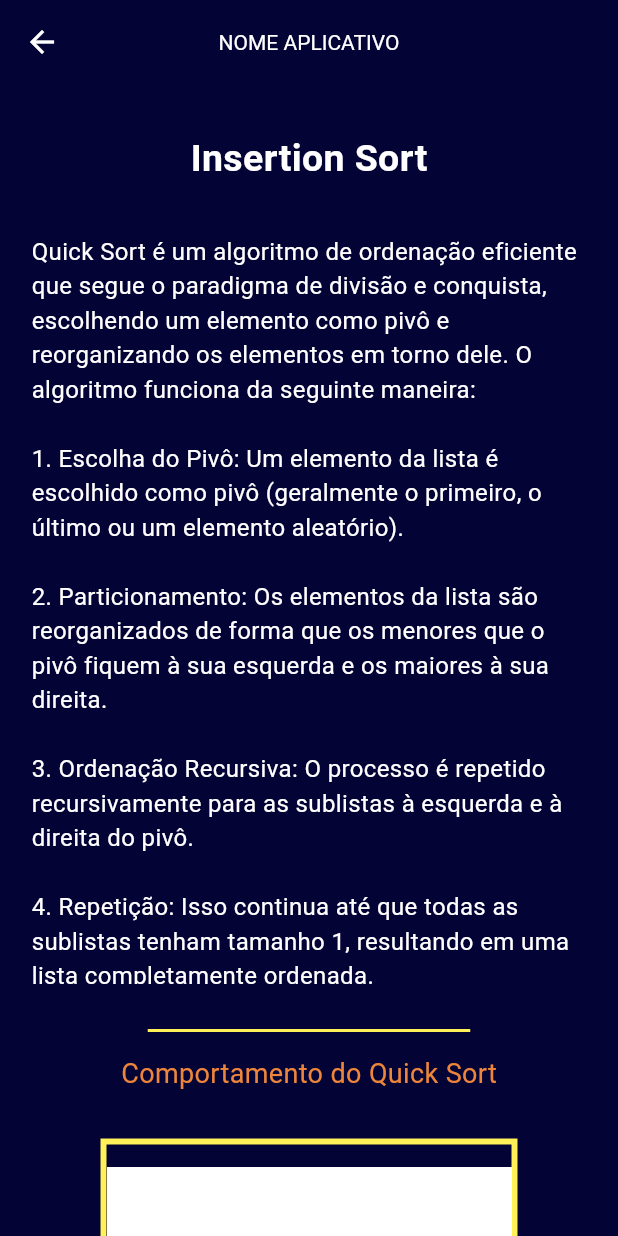
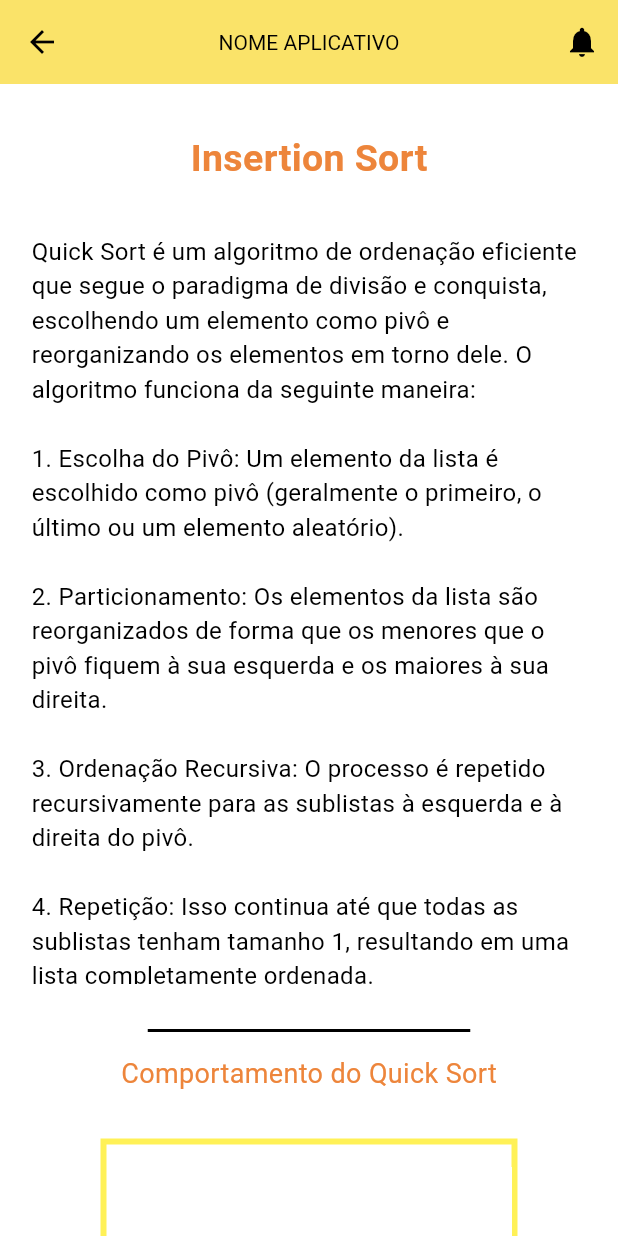
Before and after one commit to euapariciocoelho1996/TCC, a Flutter app: the Algoritmos screen opened directly, after a tap on "Quick Sort", on a phone screen of 412 x 824 dp. Run offline on Flutter 3.47's test engine with Material 3 defaults, Android fonts, the phone set to English and light mode, and no system bars.

Commit message:
começando nova tela

```diff
--- a/lib/pages/algoritmos.dart
+++ b/lib/pages/algoritmos.dart
@@ -39,41 +39,6 @@ class Algoritmos extends StatelessWidget {
         children: [
           Column(
             children: [
-              Container(
-                margin: const EdgeInsets.only(top: 40),
-                decoration: BoxDecoration(
-                  color: const Color.fromARGB(149, 250, 226, 105),
-                  borderRadius: BorderRadius.circular(12),
-                  boxShadow: const [
-                    BoxShadow(
-                      color: Color.fromARGB(145, 158, 158, 158),
-                      offset: Offset(
-                        4.0,
-                        4.0,
-                      ),
-                      blurRadius: 10.0,
-                      spreadRadius: 1.0,
-                    ), //BoxShadow
-                    BoxShadow(
-                      color: Colors.white,
-                      offset: Offset(0.0, 0.0),
-                      blurRadius: 0.0,
-                      spreadRadius: 0.0,
-                    ), //BoxShadow
-                  ],
-                ),
-                height: 70,
-                width: 390,
-                alignment: Alignment.center,
-                padding: const EdgeInsets.all(20.0),
-                child: const Text(
-                  'TIPOS DE ALGORITMOS DE ORDENAÇÃO',
-                  style: TextStyle(
-                    fontSize: 18,
-                    color: Color.fromARGB(255, 0, 0, 0),
-                  ),
-                ),
-              ),
               Container(
                 margin: const EdgeInsets.fromLTRB(0, 30, 0, 30),
                 child: Column(
--- a/lib/pages/quickSort.dart
+++ b/lib/pages/quickSort.dart
@@ -6,19 +6,29 @@ class Quicksort extends StatelessWidget {
   @override
   Widget build(BuildContext context) {
     return Scaffold(
-      backgroundColor: const Color.fromARGB(255, 4, 3, 53),
+      backgroundColor: const Color.fromARGB(255, 255, 255, 255),
       appBar: AppBar(
-        foregroundColor: const Color.fromARGB(255, 255, 255, 255),
+        foregroundColor: const Color.fromARGB(255, 0, 0, 0),
+        actions: [
+          IconButton(
+            icon: const Icon(Icons.notifications),
+            onPressed: () {
+              // Ação ao clicar no ícone de notificações
+            },
+          ),
+        ],
         title: const Text(
           'NOME APLICATIVO',
           style: TextStyle(
-            color: Colors.white,
+            color: Color.fromARGB(255, 0, 0, 0),
             fontSize: 14, // Define o tamanho da fonte do título
             fontWeight: FontWeight.normal, // Define o peso da fonte
           ),
         ),
         centerTitle: true, // Centraliza o título
-        backgroundColor: const Color.fromARGB(255, 4, 3, 53),
+        backgroundColor: const Color.fromRGBO(250, 227, 105, 37),
+        // backgroundColor: const Color.fromRGBO(250, 227, 105, 37),
+        // Cor de fundo do AppBar
       ),
       body: ListView(
         children: <Widget>[
@@ -33,7 +43,7 @@ class Quicksort extends StatelessWidget {
                   style: TextStyle(
                     fontSize: 25,
                     fontWeight: FontWeight.bold,
-                    color: Colors.white,
+                    color: const Color.fromRGBO(237, 133, 59, 1),
                   ),
                 ),
               ),
@@ -47,7 +57,7 @@ class Quicksort extends StatelessWidget {
                   '3. Ordenação Recursiva: O processo é repetido recursivamente para as sublistas à esquerda e à direita do pivô.\n\n'
                   '4. Repetição: Isso continua até que todas as sublistas tenham tamanho 1, resultando em uma lista completamente ordenada.',
                   style: TextStyle(
-                    color: Colors.white,
+                    color: Color.fromARGB(255, 0, 0, 0),
                     fontSize: 16,
                   ),
                 ),
@@ -60,8 +70,7 @@ class Quicksort extends StatelessWidget {
                     Container(
                       width: 215,
                       height: 2, // Espessura da linha
-                      color: const Color.fromARGB(
-                          255, 255, 241, 87), // Cor da linha
+                      color: const Color.fromARGB(255, 0, 0, 0), // Cor da linha
                     ),
                     // Conteúdo do container
                     const SizedBox(height: 15),
--- a/pubspec.yaml
+++ b/pubspec.yaml
@@ -68,6 +68,7 @@ flutter:
     - assets/images/quick.gif
     - assets/images/BLOCO.png
     - assets/images/hand-ola.png
+    - assets/images/camadas.png
 
 
 
```
Also changed, not shown: lib/foqueNoEssencial.dart (+11 -1 lines), lib/pages/referencias.dart (added, +117 -0 lines), assets/images/camadas.png (added).
